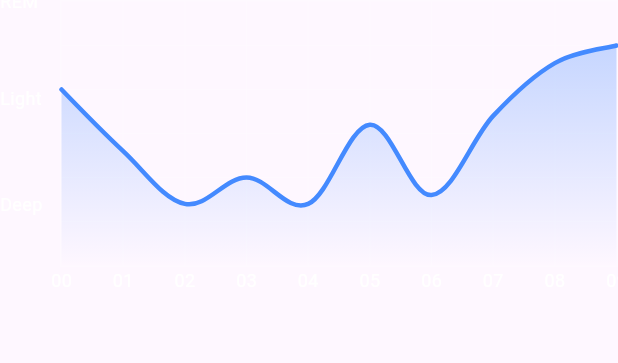
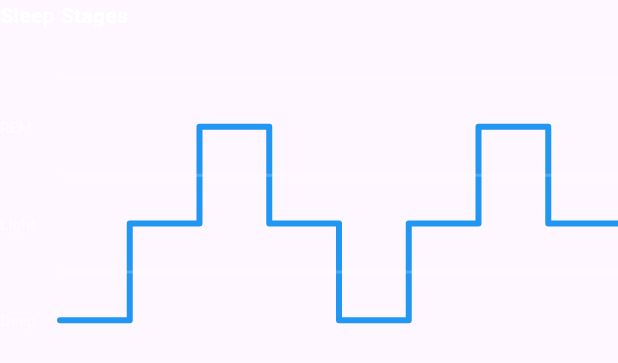
Before and after one commit to punipyuni/SleepPal, a Flutter app: the SleepPhaseChart widget shown alone on an empty page, opened directly, on a phone screen of 412 x 824 dp. Shown: the top 363 px of the screen. Run offline on Flutter 3.47's test engine with Material 3 defaults, Android fonts, the phone set to English and light mode, and no system bars; drawn by our look-alikes of fl_chart; our stand-ins replace dash_chat_2, velocity_x; missing offline and left inert: health; network calls fail.

Commit message:
Update Sleep graph

```diff
--- a/lib/widgets/Stats/sleep_phase_chart.dart
+++ b/lib/widgets/Stats/sleep_phase_chart.dart
@@ -5,132 +5,124 @@ class SleepPhaseChart extends StatelessWidget {
   @override
   Widget build(BuildContext context) {
     return Container(
-      height: 200,
+      height: 300,
+      child: Column(
+        children: [
+          Container(
+            alignment: Alignment.centerLeft,
+            child: Text(
+              'Sleep Stages',
+              style: TextStyle(
+                color: Colors.white,
+                fontSize: 14,
+                fontWeight: FontWeight.bold,
+              ),
+            ),
+          ),
+          Expanded(
             child: LineChart(
               LineChartData(
-          gridData: FlGridData(
-            show: true,
-            drawVerticalLine: true,
-            getDrawingHorizontalLine: (value) {
-              return FlLine(
-                color: Colors.white.withOpacity(0.2),
-                strokeWidth: 1,
-              );
-            },
-            getDrawingVerticalLine: (value) {
-              return FlLine(
-                color: Colors.white.withOpacity(0.2),
-                strokeWidth: 1,
-              );
-            },
-          ),
+                gridData: FlGridData(show: false),
                 titlesData: FlTitlesData(
                   bottomTitles: AxisTitles(
                     sideTitles: SideTitles(
                       showTitles: true,
-                reservedSize: 22,
+                      getTitlesWidget: (value, meta) {
+                        if (value % 2 == 0) {
+                          return Text(
+                            '${value.toInt()}:00AM',
+                            style:
+                                TextStyle(color: Colors.white70, fontSize: 10),
+                          );
+                        }
+                        return Text('');
+                      },
                       interval: 1,
-                getTitlesWidget: (value, meta) {
-                  switch (value.toInt()) {
-                    case 0:
-                      return Text("00", style: TextStyle(color: Colors.white, fontSize: 12));
-                    case 1:
-                      return Text("01", style: TextStyle(color: Colors.white,fontSize: 12));
-                    case 2:
-                      return Text("02", style: TextStyle(color: Colors.white,fontSize: 12));
-                    case 3:
-                      return Text("03", style: TextStyle(color: Colors.white,fontSize: 12));
-                    case 4:
-                      return Text("04", style: TextStyle(color: Colors.white,fontSize: 12));
-                    case 5:
-                      return Text("05", style: TextStyle(color: Colors.white,fontSize: 12));
-                    case 6:
-                      return Text("06", style: TextStyle(color: Colors.white,fontSize: 12));
-                    case 7:
-                      return Text("07", style: TextStyle(color: Colors.white,fontSize: 12));
-                    case 8:
-                      return Text("08", style: TextStyle(color: Colors.white,fontSize: 12));
-                    case 9:
-                      return Text("09", style: TextStyle(color: Colors.white,fontSize: 12));
-                    default:
-                      return Container();
-                  }
-                },
                     ),
                   ),
                   leftTitles: AxisTitles(
                     sideTitles: SideTitles(
                       showTitles: true,
-                reservedSize: 40,
-                interval: 1.2,
                       getTitlesWidget: (value, meta) {
                         switch (value.toInt()) {
+                          case 0:
+                            return Text('Deep',
+                                style: TextStyle(
+                                    color: Colors.white70, fontSize: 10));
                           case 1:
-                      return Text("Deep",
-                          style: TextStyle(color: Colors.white, fontSize: 12));
+                            return Text('Light',
+                                style: TextStyle(
+                                    color: Colors.white70, fontSize: 10));
                           case 2:
-                      return Text("Light",
-                          style: TextStyle(color: Colors.white, fontSize: 12));
-                    case 3:
-                      return Text("REM",
-                          style: TextStyle(color: Colors.white, fontSize: 12));
+                            return Text('REM',
+                                style: TextStyle(
+                                    color: Colors.white70, fontSize: 10));
                           default:
-                      return Container();
+                            return Text('');
                         }
                       },
+                      interval: 1,
+                      reservedSize: 40,
                     ),
                   ),
-            rightTitles: AxisTitles(
-              sideTitles: SideTitles(showTitles: false),
+                  rightTitles:
+                      AxisTitles(sideTitles: SideTitles(showTitles: false)),
+                  topTitles:
+                      AxisTitles(sideTitles: SideTitles(showTitles: false)),
                 ),
-            topTitles: AxisTitles(
-              sideTitles: SideTitles(showTitles: false),
-            ),
-          ),
-          borderData: FlBorderData(
-            show: true,
-            border: Border.all(color: Colors.white.withOpacity(0.2)),
-          ),
+                borderData: FlBorderData(show: false),
                 minX: 0,
-          maxX: 9,
-          minY: 0.5,
-          maxY: 3.5,
+                maxX: 8,
+                minY: -1,
+                maxY: 3,
                 lineBarsData: [
                   LineChartBarData(
                     spots: [
-                FlSpot(0, 2.5),
-                FlSpot(1, 1.8),
-                FlSpot(2, 1.2),
-                FlSpot(3, 1.5),
-                FlSpot(4, 1.2),
-                FlSpot(5, 2.1),
-                FlSpot(6, 1.3),
-                FlSpot(7, 2.2),
-                FlSpot(8, 2.8),
-                FlSpot(9, 3.0),
+                      FlSpot(0, 0),
+                      FlSpot(1, 0),
+                      FlSpot(1, 1),
+                      FlSpot(2, 1),
+                      FlSpot(2, 2),
+                      FlSpot(3, 2),
+                      FlSpot(3, 1),
+                      FlSpot(4, 1),
+                      FlSpot(4, 0),
+                      FlSpot(5, 0),
+                      FlSpot(5, 1),
+                      FlSpot(6, 1),
+                      FlSpot(6, 2),
+                      FlSpot(7, 2),
+                      FlSpot(7, 1),
+                      FlSpot(8, 1),
                     ],
-              isCurved: true,
-              color: Colors.blueAccent,
-              barWidth: 3,
+                    isCurved: false,
+                    color: Colors.blue,
+                    barWidth: 4,
                     isStrokeCapRound: true,
                     belowBarData: BarAreaData(
-                show: true,
-                gradient: LinearGradient(
-                  colors: [
-                    Colors.blueAccent.withOpacity(0.3),
-                    Colors.blueAccent.withOpacity(0),
+                      show:
+                          false, // Set to false to remove the area below the line
+                    ),
+                    dotData: FlDotData(show: false),
+                  ),
                 ],
-                  begin: Alignment.topCenter,
-                  end: Alignment.bottomCenter,
+                extraLinesData: ExtraLinesData(
+                  horizontalLines: [
+                    HorizontalLine(
+                        y: -0.5, color: Colors.white.withOpacity(0.2)),
+                    HorizontalLine(
+                        y: 0.5, color: Colors.white.withOpacity(0.2)),
+                    HorizontalLine(
+                        y: 1.5, color: Colors.white.withOpacity(0.2)),
+                    HorizontalLine(
+                        y: 2.5, color: Colors.white.withOpacity(0.2)),
+                  ],
                 ),
               ),
-              dotData: FlDotData(
-                show: false,
             ),
           ),
         ],
       ),
-      ),
     );
   }
 }
```
Lines whose indentation alone changed are shown as unchanged.
